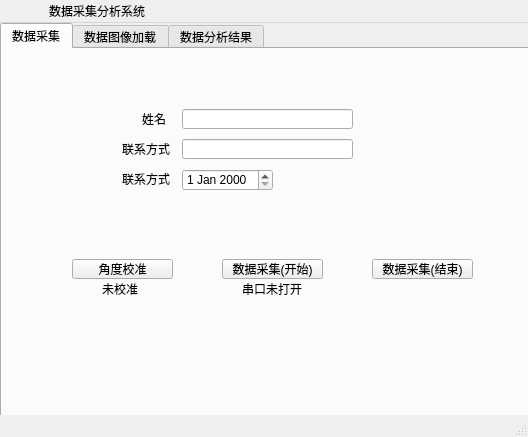
This is BalanceTrainer/Sensor/mainwindow.ui in yuanfuaccount/BalanceTrainer as Qt 5 draws it before an edit. The edited form follows.
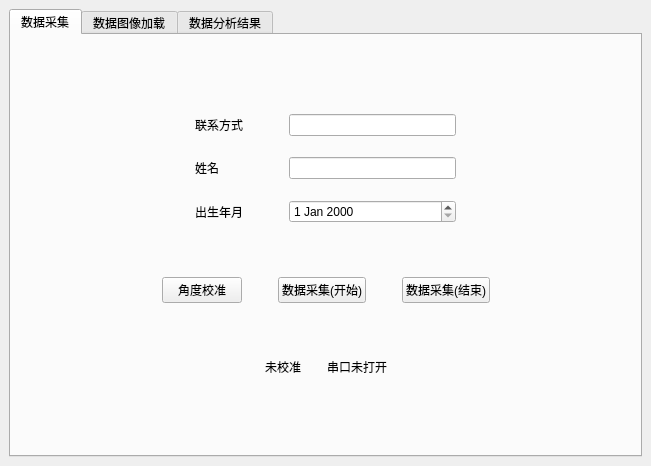
This is the edited form. The open tabs and pages were chosen to show the change. Custom widgets are drawn as their Qt base class.

```diff
--- a/BalanceTrainer/Sensor/mainwindow.ui
+++ b/BalanceTrainer/Sensor/mainwindow.ui
@@ -6,23 +6,17 @@
    <rect>
     <x>0</x>
     <y>0</y>
-    <width>528</width>
-    <height>437</height>
+    <width>651</width>
+    <height>466</height>
    </rect>
   </property>
   <property name="windowTitle">
-   <string>MainWindow</string>
+   <string>数据采集分析页面</string>
   </property>
   <widget class="QWidget" name="centralwidget">
+   <layout class="QHBoxLayout" name="horizontalLayout_6">
+    <item>
    <widget class="QTabWidget" name="tab">
-    <property name="geometry">
-     <rect>
-      <x>0</x>
-      <y>0</y>
-      <width>531</width>
-      <height>401</height>
-     </rect>
-    </property>
     <property name="currentIndex">
      <number>2</number>
     </property>
@@ -30,361 +24,545 @@
      <attribute name="title">
       <string>数据采集</string>
      </attribute>
-     <widget class="QLabel" name="label1">
-      <property name="geometry">
-       <rect>
-        <x>100</x>
-        <y>230</y>
-        <width>54</width>
+       <layout class="QVBoxLayout" name="verticalLayout">
+        <item>
+         <spacer name="verticalSpacer_3">
+          <property name="orientation">
+           <enum>Qt::Vertical</enum>
+          </property>
+          <property name="sizeHint" stdset="0">
+           <size>
+            <width>20</width>
+            <height>40</height>
+           </size>
+          </property>
+         </spacer>
+        </item>
+        <item>
+         <widget class="QWidget" name="widget" native="true">
+          <property name="sizePolicy">
+           <sizepolicy hsizetype="Preferred" vsizetype="Fixed">
+            <horstretch>0</horstretch>
+            <verstretch>0</verstretch>
+           </sizepolicy>
+          </property>
+          <layout class="QGridLayout" name="gridLayout">
+           <item row="3" column="0">
+            <spacer name="horizontalSpacer_5">
+             <property name="orientation">
+              <enum>Qt::Horizontal</enum>
+             </property>
+             <property name="sizeHint" stdset="0">
+              <size>
+               <width>40</width>
         <height>20</height>
-       </rect>
-      </property>
+              </size>
+             </property>
+            </spacer>
+           </item>
+           <item row="5" column="3">
+            <widget class="QDateEdit" name="dateEdit"/>
+           </item>
+           <item row="3" column="3">
+            <widget class="QLineEdit" name="lineEdit"/>
+           </item>
+           <item row="5" column="1">
+            <widget class="QLabel" name="label1_3">
       <property name="text">
-       <string>未校准</string>
-      </property>
-     </widget>
-     <widget class="QLabel" name="label2">
-      <property name="geometry">
-       <rect>
-        <x>240</x>
-        <y>230</y>
-        <width>61</width>
-        <height>20</height>
-       </rect>
-      </property>
+              <string>出生年月</string>
+             </property>
+            </widget>
+           </item>
+           <item row="0" column="1">
+            <widget class="QLabel" name="label1_4">
       <property name="text">
-       <string>串口未打开</string>
-      </property>
-     </widget>
-     <widget class="QPushButton" name="btnStopColloct">
-      <property name="geometry">
-       <rect>
-        <x>370</x>
-        <y>210</y>
-        <width>101</width>
+              <string>联系方式</string>
+             </property>
+            </widget>
+           </item>
+           <item row="1" column="1">
+            <spacer name="verticalSpacer">
+             <property name="orientation">
+              <enum>Qt::Vertical</enum>
+             </property>
+             <property name="sizeHint" stdset="0">
+              <size>
+               <width>20</width>
+               <height>15</height>
+              </size>
+             </property>
+            </spacer>
+           </item>
+           <item row="3" column="4">
+            <spacer name="horizontalSpacer_6">
+             <property name="orientation">
+              <enum>Qt::Horizontal</enum>
+             </property>
+             <property name="sizeHint" stdset="0">
+              <size>
+               <width>40</width>
         <height>20</height>
-       </rect>
-      </property>
+              </size>
+             </property>
+            </spacer>
+           </item>
+           <item row="3" column="2">
+            <spacer name="horizontalSpacer_7">
+             <property name="orientation">
+              <enum>Qt::Horizontal</enum>
+             </property>
+             <property name="sizeType">
+              <enum>QSizePolicy::Fixed</enum>
+             </property>
+             <property name="sizeHint" stdset="0">
+              <size>
+               <width>40</width>
+               <height>20</height>
+              </size>
+             </property>
+            </spacer>
+           </item>
+           <item row="0" column="3">
+            <widget class="QLineEdit" name="lineEdit_2"/>
+           </item>
+           <item row="3" column="1">
+            <widget class="QLabel" name="label1_2">
       <property name="text">
-       <string>数据采集(结束)</string>
-      </property>
-     </widget>
+              <string>姓名</string>
+             </property>
+            </widget>
+           </item>
+           <item row="4" column="1">
+            <spacer name="verticalSpacer_2">
+             <property name="orientation">
+              <enum>Qt::Vertical</enum>
+             </property>
+             <property name="sizeType">
+              <enum>QSizePolicy::Fixed</enum>
+             </property>
+             <property name="sizeHint" stdset="0">
+              <size>
+               <width>20</width>
+               <height>15</height>
+              </size>
+             </property>
+            </spacer>
+           </item>
+           <item row="6" column="2">
+            <spacer name="verticalSpacer_6">
+             <property name="orientation">
+              <enum>Qt::Vertical</enum>
+             </property>
+             <property name="sizeType">
+              <enum>QSizePolicy::Fixed</enum>
+             </property>
+             <property name="sizeHint" stdset="0">
+              <size>
+               <width>20</width>
+               <height>30</height>
+              </size>
+             </property>
+            </spacer>
+           </item>
+          </layout>
+         </widget>
+        </item>
+        <item>
+         <widget class="QWidget" name="widget_4" native="true">
+          <property name="sizePolicy">
+           <sizepolicy hsizetype="Preferred" vsizetype="Fixed">
+            <horstretch>0</horstretch>
+            <verstretch>0</verstretch>
+           </sizepolicy>
+          </property>
+          <layout class="QHBoxLayout" name="horizontalLayout_4">
+           <item>
+            <spacer name="horizontalSpacer">
+             <property name="orientation">
+              <enum>Qt::Horizontal</enum>
+             </property>
+             <property name="sizeHint" stdset="0">
+              <size>
+               <width>40</width>
+               <height>20</height>
+              </size>
+             </property>
+            </spacer>
+           </item>
+           <item>
      <widget class="QPushButton" name="btnInitAngle">
-      <property name="geometry">
-       <rect>
-        <x>70</x>
-        <y>210</y>
-        <width>101</width>
-        <height>20</height>
-       </rect>
-      </property>
       <property name="text">
        <string>角度校准</string>
       </property>
      </widget>
+           </item>
+           <item>
+            <spacer name="horizontalSpacer_3">
+             <property name="orientation">
+              <enum>Qt::Horizontal</enum>
+             </property>
+             <property name="sizeType">
+              <enum>QSizePolicy::Fixed</enum>
+             </property>
+             <property name="sizeHint" stdset="0">
+              <size>
+               <width>30</width>
+               <height>20</height>
+              </size>
+             </property>
+            </spacer>
+           </item>
+           <item>
      <widget class="QPushButton" name="btnCollectData">
-      <property name="geometry">
-       <rect>
-        <x>220</x>
-        <y>210</y>
-        <width>101</width>
-        <height>20</height>
-       </rect>
-      </property>
       <property name="text">
        <string>数据采集(开始)</string>
       </property>
      </widget>
-     <widget class="QLabel" name="label1_2">
-      <property name="geometry">
-       <rect>
-        <x>140</x>
-        <y>60</y>
-        <width>31</width>
+           </item>
+           <item>
+            <spacer name="horizontalSpacer_4">
+             <property name="orientation">
+              <enum>Qt::Horizontal</enum>
+             </property>
+             <property name="sizeType">
+              <enum>QSizePolicy::Fixed</enum>
+             </property>
+             <property name="sizeHint" stdset="0">
+              <size>
+               <width>30</width>
         <height>20</height>
-       </rect>
-      </property>
+              </size>
+             </property>
+            </spacer>
+           </item>
+           <item>
+            <widget class="QPushButton" name="btnStopColloct">
       <property name="text">
-       <string>姓名</string>
-      </property>
-     </widget>
-     <widget class="QLineEdit" name="lineEdit">
-      <property name="geometry">
-       <rect>
-        <x>180</x>
-        <y>60</y>
-        <width>171</width>
+              <string>数据采集(结束)</string>
+             </property>
+            </widget>
+           </item>
+           <item>
+            <spacer name="horizontalSpacer_2">
+             <property name="orientation">
+              <enum>Qt::Horizontal</enum>
+             </property>
+             <property name="sizeHint" stdset="0">
+              <size>
+               <width>40</width>
         <height>20</height>
-       </rect>
-      </property>
-     </widget>
-     <widget class="QLabel" name="label1_3">
-      <property name="geometry">
-       <rect>
-        <x>120</x>
-        <y>120</y>
-        <width>54</width>
+              </size>
+             </property>
+            </spacer>
+           </item>
+          </layout>
+         </widget>
+        </item>
+        <item>
+         <spacer name="verticalSpacer_5">
+          <property name="orientation">
+           <enum>Qt::Vertical</enum>
+          </property>
+          <property name="sizeType">
+           <enum>QSizePolicy::Fixed</enum>
+          </property>
+          <property name="sizeHint" stdset="0">
+           <size>
+            <width>20</width>
+            <height>30</height>
+           </size>
+          </property>
+         </spacer>
+        </item>
+        <item>
+         <widget class="QWidget" name="widget_5" native="true">
+          <layout class="QHBoxLayout" name="horizontalLayout_5">
+           <item>
+            <spacer name="horizontalSpacer_8">
+             <property name="orientation">
+              <enum>Qt::Horizontal</enum>
+             </property>
+             <property name="sizeHint" stdset="0">
+              <size>
+               <width>40</width>
         <height>20</height>
-       </rect>
-      </property>
+              </size>
+             </property>
+            </spacer>
+           </item>
+           <item>
+            <widget class="QLabel" name="label1">
+             <property name="sizePolicy">
+              <sizepolicy hsizetype="Preferred" vsizetype="Fixed">
+               <horstretch>0</horstretch>
+               <verstretch>0</verstretch>
+              </sizepolicy>
+             </property>
       <property name="text">
-       <string>联系方式</string>
-      </property>
-     </widget>
-     <widget class="QLabel" name="label1_4">
-      <property name="geometry">
-       <rect>
-        <x>120</x>
-        <y>90</y>
-        <width>54</width>
+              <string>未校准</string>
+             </property>
+            </widget>
+           </item>
+           <item>
+            <spacer name="horizontalSpacer_10">
+             <property name="orientation">
+              <enum>Qt::Horizontal</enum>
+             </property>
+             <property name="sizeType">
+              <enum>QSizePolicy::Fixed</enum>
+             </property>
+             <property name="sizeHint" stdset="0">
+              <size>
+               <width>20</width>
         <height>20</height>
-       </rect>
-      </property>
+              </size>
+             </property>
+            </spacer>
+           </item>
+           <item>
+            <widget class="QLabel" name="label2">
       <property name="text">
-       <string>联系方式</string>
-      </property>
-     </widget>
-     <widget class="QLineEdit" name="lineEdit_2">
-      <property name="geometry">
-       <rect>
-        <x>180</x>
-        <y>90</y>
-        <width>171</width>
+              <string>串口未打开</string>
+             </property>
+            </widget>
+           </item>
+           <item>
+            <spacer name="horizontalSpacer_9">
+             <property name="orientation">
+              <enum>Qt::Horizontal</enum>
+             </property>
+             <property name="sizeHint" stdset="0">
+              <size>
+               <width>40</width>
         <height>20</height>
-       </rect>
-      </property>
-     </widget>
-     <widget class="QDateEdit" name="dateEdit">
-      <property name="geometry">
-       <rect>
-        <x>180</x>
-        <y>120</y>
-        <width>91</width>
-        <height>22</height>
-       </rect>
-      </property>
-     </widget>
+              </size>
+             </property>
+            </spacer>
+           </item>
+          </layout>
+         </widget>
+        </item>
+        <item>
+         <spacer name="verticalSpacer_4">
+          <property name="orientation">
+           <enum>Qt::Vertical</enum>
+          </property>
+          <property name="sizeHint" stdset="0">
+           <size>
+            <width>20</width>
+            <height>40</height>
+           </size>
+          </property>
+         </spacer>
+        </item>
+       </layout>
     </widget>
     <widget class="QWidget" name="tabImgLoad">
      <attribute name="title">
       <string>数据图像加载</string>
      </attribute>
-     <widget class="QtCharts::QChartView" name="graphicsView">
-      <property name="geometry">
-       <rect>
-        <x>10</x>
-        <y>0</y>
-        <width>501</width>
-        <height>301</height>
-       </rect>
-      </property>
-     </widget>
+       <layout class="QVBoxLayout" name="verticalLayout_2">
+        <item>
+         <widget class="QtCharts::QChartView" name="graphicsView"/>
+        </item>
+        <item>
+         <widget class="QWidget" name="widget_3" native="true">
+          <layout class="QHBoxLayout" name="horizontalLayout_2">
+           <item>
+            <spacer name="horizontalSpacer_11">
+             <property name="orientation">
+              <enum>Qt::Horizontal</enum>
+             </property>
+             <property name="sizeHint" stdset="0">
+              <size>
+               <width>40</width>
+               <height>20</height>
+              </size>
+             </property>
+            </spacer>
+           </item>
+           <item>
+            <widget class="QPushButton" name="btnLoadImg">
+             <property name="text">
+              <string>加载图像</string>
+             </property>
+            </widget>
+           </item>
+           <item>
+            <spacer name="horizontalSpacer_13">
+             <property name="orientation">
+              <enum>Qt::Horizontal</enum>
+             </property>
+             <property name="sizeType">
+              <enum>QSizePolicy::Fixed</enum>
+             </property>
+             <property name="sizeHint" stdset="0">
+              <size>
+               <width>40</width>
+               <height>20</height>
+              </size>
+             </property>
+            </spacer>
+           </item>
+           <item>
+            <widget class="QPushButton" name="btnClearImg">
+             <property name="text">
+              <string>清除图像</string>
+             </property>
+            </widget>
+           </item>
+           <item>
+            <spacer name="horizontalSpacer_12">
+             <property name="orientation">
+              <enum>Qt::Horizontal</enum>
+             </property>
+             <property name="sizeHint" stdset="0">
+              <size>
+               <width>40</width>
+               <height>20</height>
+              </size>
+             </property>
+            </spacer>
+           </item>
+          </layout>
+         </widget>
+        </item>
+        <item>
+         <widget class="QWidget" name="widget_2" native="true">
+          <layout class="QHBoxLayout" name="horizontalLayout">
+           <item>
      <widget class="QCheckBox" name="cbAccX1">
-      <property name="geometry">
-       <rect>
-        <x>10</x>
-        <y>340</y>
-        <width>51</width>
-        <height>18</height>
-       </rect>
-      </property>
       <property name="text">
        <string>AccX</string>
       </property>
      </widget>
+           </item>
+           <item>
      <widget class="QCheckBox" name="cbAccY1">
-      <property name="geometry">
-       <rect>
-        <x>70</x>
-        <y>340</y>
-        <width>51</width>
-        <height>18</height>
-       </rect>
-      </property>
       <property name="text">
        <string>AccY</string>
       </property>
      </widget>
+           </item>
+           <item>
      <widget class="QCheckBox" name="cbAccZ1">
-      <property name="geometry">
-       <rect>
-        <x>130</x>
-        <y>340</y>
-        <width>51</width>
-        <height>18</height>
-       </rect>
-      </property>
       <property name="text">
        <string>AccZ</string>
       </property>
      </widget>
+           </item>
+           <item>
      <widget class="QCheckBox" name="cbWX1">
-      <property name="geometry">
-       <rect>
-        <x>190</x>
-        <y>340</y>
-        <width>51</width>
-        <height>18</height>
-       </rect>
-      </property>
       <property name="text">
        <string>WX</string>
       </property>
      </widget>
+           </item>
+           <item>
      <widget class="QCheckBox" name="cbWY1">
-      <property name="geometry">
-       <rect>
-        <x>240</x>
-        <y>340</y>
-        <width>51</width>
-        <height>18</height>
-       </rect>
-      </property>
       <property name="text">
        <string>WY</string>
       </property>
      </widget>
+           </item>
+           <item>
      <widget class="QCheckBox" name="cbWZ1">
-      <property name="geometry">
-       <rect>
-        <x>290</x>
-        <y>340</y>
-        <width>51</width>
-        <height>18</height>
-       </rect>
-      </property>
       <property name="text">
        <string>WZ</string>
       </property>
      </widget>
+           </item>
+           <item>
      <widget class="QCheckBox" name="cbAngX1">
-      <property name="geometry">
-       <rect>
-        <x>340</x>
-        <y>340</y>
-        <width>51</width>
-        <height>18</height>
-       </rect>
-      </property>
       <property name="text">
        <string>AngX</string>
       </property>
      </widget>
+           </item>
+           <item>
      <widget class="QCheckBox" name="cbAngY1">
-      <property name="geometry">
-       <rect>
-        <x>400</x>
-        <y>340</y>
-        <width>51</width>
-        <height>18</height>
-       </rect>
-      </property>
       <property name="text">
        <string>AngY</string>
       </property>
      </widget>
+           </item>
+           <item>
      <widget class="QCheckBox" name="cbAngZ1">
-      <property name="geometry">
-       <rect>
-        <x>460</x>
-        <y>340</y>
-        <width>51</width>
-        <height>18</height>
-       </rect>
-      </property>
       <property name="text">
        <string>AngZ</string>
       </property>
      </widget>
-     <widget class="QPushButton" name="btnLoadImg">
-      <property name="geometry">
-       <rect>
-        <x>150</x>
-        <y>310</y>
-        <width>71</width>
-        <height>20</height>
-       </rect>
-      </property>
-      <property name="text">
-       <string>加载图像</string>
-      </property>
-     </widget>
-     <widget class="QPushButton" name="btnClearImg">
-      <property name="geometry">
-       <rect>
-        <x>270</x>
-        <y>310</y>
-        <width>71</width>
-        <height>20</height>
-       </rect>
-      </property>
-      <property name="text">
-       <string>清除图像</string>
-      </property>
-     </widget>
+           </item>
+          </layout>
+         </widget>
+        </item>
+       </layout>
     </widget>
     <widget class="QWidget" name="tabDataAnalysis">
      <attribute name="title">
       <string>数据分析结果</string>
      </attribute>
-     <widget class="QTableWidget" name="rightFoot">
-      <property name="geometry">
-       <rect>
-        <x>260</x>
-        <y>10</y>
-        <width>261</width>
-        <height>191</height>
-       </rect>
-      </property>
-      <attribute name="horizontalHeaderMinimumSectionSize">
-       <number>40</number>
-      </attribute>
-      <attribute name="horizontalHeaderDefaultSectionSize">
-       <number>50</number>
-      </attribute>
-      <attribute name="verticalHeaderDefaultSectionSize">
-       <number>30</number>
-      </attribute>
-      <column>
+       <layout class="QVBoxLayout" name="verticalLayout_3">
+        <item>
+         <widget class="QWidget" name="widget_6" native="true">
+          <layout class="QGridLayout" name="gridLayout_2">
+           <item row="0" column="0">
+            <widget class="QLabel" name="label">
        <property name="text">
-        <string>步数</string>
-       </property>
-      </column>
-      <column>
-       <property name="text">
-        <string>承重加载期</string>
-       </property>
-      </column>
-      <column>
-       <property name="text">
-        <string>完全站立期</string>
-       </property>
-      </column>
-      <column>
-       <property name="text">
-        <string>摆动前期</string>
-       </property>
-      </column>
-      <column>
-       <property name="text">
-        <string>摆动期</string>
-       </property>
-      </column>
-     </widget>
+              <string>左脚周期分布</string>
+             </property>
+            </widget>
+           </item>
+           <item row="2" column="0">
      <widget class="QTableWidget" name="leftFoot">
-      <property name="geometry">
-       <rect>
-        <x>0</x>
-        <y>10</y>
-        <width>261</width>
-        <height>191</height>
-       </rect>
-      </property>
+             <attribute name="horizontalHeaderMinimumSectionSize">
+              <number>40</number>
+             </attribute>
+             <attribute name="horizontalHeaderDefaultSectionSize">
+              <number>70</number>
+             </attribute>
+             <attribute name="verticalHeaderDefaultSectionSize">
+              <number>30</number>
+             </attribute>
+             <column>
+              <property name="text">
+               <string>步数</string>
+              </property>
+             </column>
+             <column>
+              <property name="text">
+               <string>脚跟击地期</string>
+              </property>
+             </column>
+             <column>
+              <property name="text">
+               <string>完全站立期</string>
+              </property>
+             </column>
+             <column>
+              <property name="text">
+               <string>脚跟离地期</string>
+              </property>
+             </column>
+             <column>
+              <property name="text">
+               <string>摆动期</string>
+              </property>
+             </column>
+             <column>
+              <property name="text">
+               <string>单步周期</string>
+              </property>
+             </column>
+            </widget>
+           </item>
+           <item row="2" column="1">
+            <widget class="QTableWidget" name="rightFoot">
       <attribute name="horizontalHeaderMinimumSectionSize">
        <number>40</number>
       </attribute>
       <attribute name="horizontalHeaderDefaultSectionSize">
-       <number>50</number>
+              <number>70</number>
       </attribute>
       <attribute name="verticalHeaderDefaultSectionSize">
        <number>30</number>
@@ -396,7 +574,7 @@
       </column>
       <column>
        <property name="text">
-        <string>承重加载期</string>
+               <string>脚跟击地期</string>
        </property>
       </column>
       <column>
@@ -414,45 +592,93 @@
         <string>摆动期</string>
        </property>
       </column>
-     </widget>
-    </widget>
-   </widget>
-  </widget>
-  <widget class="QMenuBar" name="menubar">
-   <property name="geometry">
-    <rect>
-     <x>0</x>
-     <y>0</y>
-     <width>528</width>
-     <height>21</height>
-    </rect>
-   </property>
-   <widget class="QMenu" name="actionDataCollect">
-    <property name="title">
-     <string/>
-    </property>
-   </widget>
-   <widget class="QMenu" name="actionImageShow">
-    <property name="title">
-     <string/>
-    </property>
-   </widget>
-   <widget class="QMenu" name="actionDataAnalysis">
-    <property name="title">
-     <string/>
-    </property>
-   </widget>
-   <widget class="QMenu" name="menu">
-    <property name="title">
-     <string>数据采集分析系统</string>
-    </property>
-   </widget>
-   <addaction name="actionDataCollect"/>
-   <addaction name="actionImageShow"/>
-   <addaction name="actionDataAnalysis"/>
-   <addaction name="menu"/>
-  </widget>
-  <widget class="QStatusBar" name="statusbar"/>
+             <column>
+              <property name="text">
+               <string>单步周期</string>
+              </property>
+             </column>
+            </widget>
+           </item>
+           <item row="0" column="1">
+            <widget class="QLabel" name="label_2">
+             <property name="text">
+              <string>右脚周期分布</string>
+             </property>
+            </widget>
+           </item>
+          </layout>
+         </widget>
+        </item>
+        <item>
+         <widget class="QWidget" name="widget_7" native="true">
+          <layout class="QHBoxLayout" name="horizontalLayout_3">
+           <item>
+            <widget class="QtCharts::QChartView" name="leftFootPie"/>
+           </item>
+           <item>
+            <widget class="QTableWidget" name="gaitPhaseStatistics">
+             <attribute name="horizontalHeaderDefaultSectionSize">
+              <number>70</number>
+             </attribute>
+             <row>
+              <property name="text">
+               <string>脚跟着地相</string>
+              </property>
+             </row>
+             <row>
+              <property name="text">
+               <string>完全站立相</string>
+              </property>
+             </row>
+             <row>
+              <property name="text">
+               <string>脚跟离地相</string>
+              </property>
+             </row>
+             <row>
+              <property name="text">
+               <string>摆动相</string>
+              </property>
+             </row>
+             <row>
+              <property name="text">
+               <string>周期</string>
+              </property>
+             </row>
+             <row>
+              <property name="text">
+               <string>有效步数</string>
+              </property>
+             </row>
+             <row>
+              <property name="text">
+               <string>总步数</string>
+              </property>
+             </row>
+             <column>
+              <property name="text">
+               <string>左脚</string>
+              </property>
+             </column>
+             <column>
+              <property name="text">
+               <string>右脚</string>
+              </property>
+             </column>
+            </widget>
+           </item>
+           <item>
+            <widget class="QtCharts::QChartView" name="rightFootPie"/>
+           </item>
+          </layout>
+         </widget>
+        </item>
+       </layout>
+      </widget>
+     </widget>
+    </item>
+   </layout>
+  </widget>
  </widget>
  <customwidgets>
   <customwidget>
```
Lines whose indentation alone changed are shown as unchanged.
